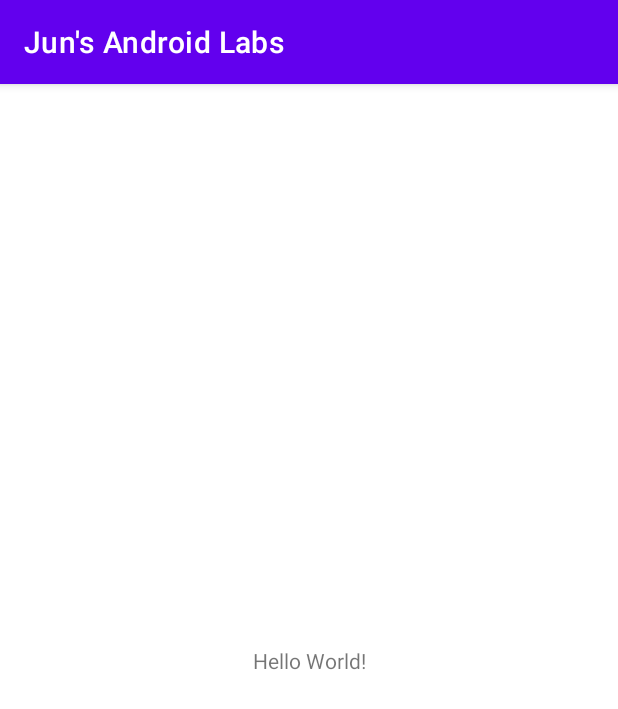
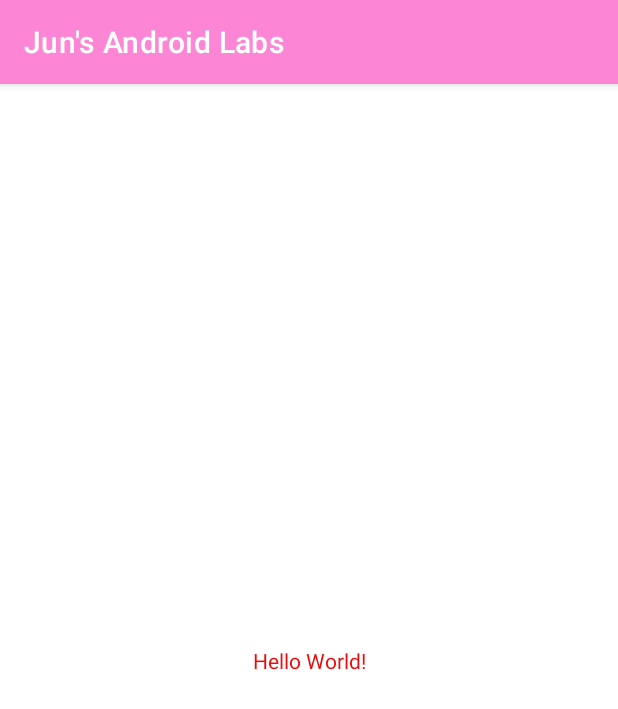
Before and after one commit to JunWan00036/Jun-Android-Labs, an Android app: the screen it shows after launch (MainActivity), on a phone screen of 412 x 824 dp. Shown: the top 709 px of the screen. Run offline under Robolectric (Android 15) with nearby library versions, the phone set to English and light mode, and no system bars.

Commit message:
edit color and themes.xml, activity_main.xml

```diff
--- a/app/src/main/AndroidManifest.xml
+++ b/app/src/main/AndroidManifest.xml
@@ -6,9 +6,9 @@
         android:allowBackup="true"
         android:dataExtractionRules="@xml/data_extraction_rules"
         android:fullBackupContent="@xml/backup_rules"
-        android:icon="@mipmap/ic_launcher"
+        android:icon="@drawable/app_icon"
         android:label="@string/app_name"
-        android:roundIcon="@mipmap/ic_launcher_round"
+
         android:supportsRtl="true"
         android:theme="@style/Theme.JunsAndroidLabs"
         tools:targetApi="31">
--- a/app/src/main/res/layout/activity_main.xml
+++ b/app/src/main/res/layout/activity_main.xml
@@ -1,9 +1,13 @@
 <?xml version="1.0" encoding="utf-8"?>
-<androidx.constraintlayout.widget.ConstraintLayout xmlns:android="http://schemas.android.com/apk/res/android"
+<androidx.constraintlayout.widget.ConstraintLayout
+    xmlns:android="http://schemas.android.com/apk/res/android"
     xmlns:app="http://schemas.android.com/apk/res-auto"
     xmlns:tools="http://schemas.android.com/tools"
     android:layout_width="match_parent"
     android:layout_height="match_parent"
+    android:icon="@drawable/app_icon"
+
+
     tools:context=".MainActivity">
 
     <TextView
--- a/app/src/main/res/values-night/themes.xml
+++ b/app/src/main/res/values-night/themes.xml
@@ -2,15 +2,13 @@
     <!-- Base application theme. -->
     <style name="Theme.JunsAndroidLabs" parent="Theme.MaterialComponents.DayNight.DarkActionBar">
         <!-- Primary brand color. -->
-        <item name="colorPrimary">@color/purple_200</item>
-        <item name="colorPrimaryVariant">@color/purple_700</item>
-        <item name="colorOnPrimary">@color/black</item>
+        <item name="colorPrimary">@color/my_primary</item>
+        <item name="android:textColor">@color/my_text</item>
         <!-- Secondary brand color. -->
-        <item name="colorSecondary">@color/teal_200</item>
-        <item name="colorSecondaryVariant">@color/teal_200</item>
-        <item name="colorOnSecondary">@color/black</item>
+        <item name="colorSecondary">@color/my_secondary</item>
+
         <!-- Status bar color. -->
-        <item name="android:statusBarColor">?attr/colorPrimaryVariant</item>
+        <item name="android:statusBarColor">@color/my_statusbar</item>
         <!-- Customize your theme here. -->
     </style>
 </resources>
--- a/app/src/main/res/values/colors.xml
+++ b/app/src/main/res/values/colors.xml
@@ -1,9 +1,9 @@
 <?xml version="1.0" encoding="utf-8"?>
 <resources>
-    <color name="purple_200">#FFBB86FC</color>
-    <color name="purple_500">#FF6200EE</color>
-    <color name="purple_700">#FF3700B3</color>
-    <color name="teal_200">#FF03DAC5</color>
+    <color name="my_primary">#FC86D5</color>
+    <color name="my_secondary">#00EE5B</color>
+    <color name="my_statusbar">#B37100</color>
+    <color name="my_text">#ED0A0A</color>
     <color name="teal_700">#FF018786</color>
     <color name="black">#FF000000</color>
     <color name="white">#FFFFFFFF</color>
--- a/app/src/main/res/values/strings.xml
+++ b/app/src/main/res/values/strings.xml
@@ -1,3 +1,5 @@
 <resources>
     <string name="app_name">Jun\'s Android Labs</string>
+
+
 </resources>
--- a/app/src/main/res/values/themes.xml
+++ b/app/src/main/res/values/themes.xml
@@ -2,15 +2,12 @@
     <!-- Base application theme. -->
     <style name="Theme.JunsAndroidLabs" parent="Theme.MaterialComponents.DayNight.DarkActionBar">
         <!-- Primary brand color. -->
-        <item name="colorPrimary">@color/purple_500</item>
-        <item name="colorPrimaryVariant">@color/purple_700</item>
-        <item name="colorOnPrimary">@color/white</item>
-        <!-- Secondary brand color. -->
-        <item name="colorSecondary">@color/teal_200</item>
-        <item name="colorSecondaryVariant">@color/teal_700</item>
-        <item name="colorOnSecondary">@color/black</item>
-        <!-- Status bar color. -->
-        <item name="android:statusBarColor">?attr/colorPrimaryVariant</item>
+        <item name="colorPrimary">@color/my_primary</item>
+        <item name="android:textColor">@color/my_text</item>
+
+        <item name="colorSecondary">@color/my_secondary</item>
+
+        <item name="android:statusBarColor">@color/my_statusbar</item>
         <!-- Customize your theme here. -->
     </style>
 </resources>
```
Also changed, not shown: app/src/main/res/drawable-v24/app_icon.png (added).
